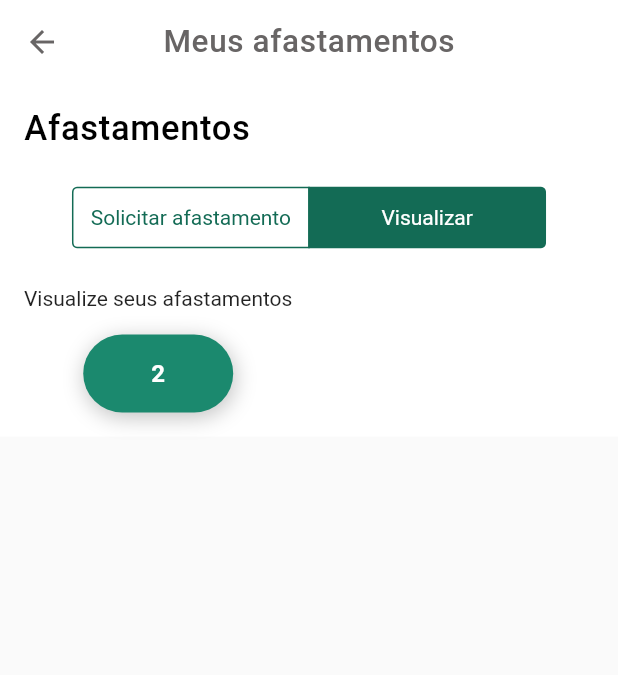
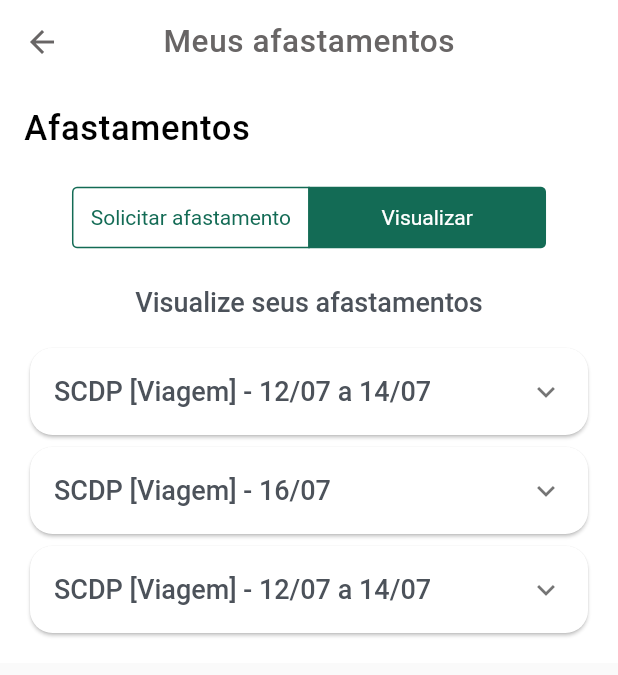
Before and after one commit to Chaicoo/carga-horaria-ifma-app, a Flutter app: the MyAbsencesScreen screen opened directly, after a tap on "Visualizar", on a phone screen of 412 x 824 dp. Shown: the top 675 px of the screen. Run offline on Flutter 3.47's test engine with Material 3 defaults, Android fonts, the phone set to English and light mode, and no system bars; our stand-ins replace file_picker, percent_indicator; Roboto replaces fonts that are missing (Poppins).

Commit message:
feat: add card absences component

```diff
--- /dev/null
+++ b/lib/components/card_absences.dart
@@ -0,0 +1,117 @@
+import 'package:flutter/material.dart';
+
+import 'button.dart';
+
+class ExpandingCardAbsences extends StatefulWidget {
+  final String title;
+  final String rowTitle1;
+  final String rowDescription1;
+  final String rowTitle2;
+  final String rowDescription2;
+  final String rowTitle3;
+  final String rowDescription3;
+
+  const ExpandingCardAbsences({
+    Key? key,
+    required this.title,
+    required this.rowTitle1,
+    required this.rowDescription1,
+    required this.rowTitle2,
+    required this.rowDescription2,
+    required this.rowTitle3,
+    required this.rowDescription3,
+  }) : super(key: key);
+
+  @override
+  _ExpandingCardAbsencesState createState() => _ExpandingCardAbsencesState();
+}
+
+class _ExpandingCardAbsencesState extends State<ExpandingCardAbsences> {
+  bool _isExpanded = false;
+
+  @override
+  Widget build(BuildContext context) {
+    return Card(
+      shape: RoundedRectangleBorder(
+        borderRadius: BorderRadius.circular(15.0),
+      ),
+      child: ExpansionTile(
+        title: SizedBox(
+          child: Text(
+            widget.title,
+            style: const TextStyle(
+              color: Color(0xFF4C525A),
+              fontSize: 18,
+              fontFamily: 'Poppins',
+              fontWeight: FontWeight.w500,
+              height: 0,
+            ),
+          ),
+        ),
+        children: [
+          Padding(
+            padding: const EdgeInsets.all(18.0),
+            child: Column(
+              crossAxisAlignment: CrossAxisAlignment.start,
+              children: [
+                _buildRow(widget.rowTitle1, widget.rowDescription1),
+                _buildDivider(),
+                _buildRow(widget.rowTitle2, widget.rowDescription2),
+                _buildDivider(),
+                _buildRow(widget.rowTitle3, widget.rowDescription3),
+                const SizedBox(height: 16),
+                Button(
+                  label: 'EXCLUIR',
+                  width: 100,
+                  onPressed: () {
+                    // Lógica a ser executada quando o botão for pressionado
+                  },
+                )
+              ],
+            ),
+          ),
+        ],
+        onExpansionChanged: (value) {
+          setState(() {
+            _isExpanded = value;
+          });
+        },
+      ),
+    );
+  }
+
+  Widget _buildRow(String header, String value) {
+    return Column(
+      crossAxisAlignment: CrossAxisAlignment.start,
+      children: [
+        Text(
+          header,
+          style: const TextStyle(
+            color: Color(0xFF4C525A),
+            fontSize: 18,
+            fontFamily: 'Poppins',
+            fontWeight: FontWeight.w500,
+            height: 0,
+          ),
+        ),
+        const SizedBox(height: 8.0),
+        Text(
+          value,
+          style: const TextStyle(
+            color: Color(0xFF758D94),
+            fontSize: 16,
+            fontFamily: 'Poppins',
+            fontWeight: FontWeight.w400,
+            height: 0,
+          ),
+        ),
+      ],
+    );
+  }
+
+  Widget _buildDivider() {
+    return const Divider(
+      color: Color(0xFFD8D8D8),
+    );
+  }
+}
--- a/lib/components/input_file.dart
+++ b/lib/components/input_file.dart
@@ -28,12 +28,12 @@ class _FileInputState extends State<FileInput> {
 
   @override
   Widget build(BuildContext context) {
-    return InkWell(
+    return GestureDetector(
       onTap: _pickFile,
       child: Padding(
-        padding: const EdgeInsets.symmetric(vertical: 8.0),
+        padding: const EdgeInsets.symmetric(vertical: 10.0),
         child: Container(
-          padding: EdgeInsets.all(10.0),
+          padding: const EdgeInsets.all(12.0),
           decoration: BoxDecoration(
             border: Border.all(color: Colors.grey),
             borderRadius: BorderRadius.circular(10.0),
@@ -43,11 +43,9 @@ class _FileInputState extends State<FileInput> {
             children: [
               Row(
                 children: [
-                  Icon(widget.icon),
-                  SizedBox(width: 10.0),
                   Text(
                     widget.label,
-                    style: TextStyle(
+                    style: const TextStyle(
                       color: Color(0xFF4C525A),
                       fontSize: 18,
                       fontFamily: 'Poppins',
@@ -60,15 +58,17 @@ class _FileInputState extends State<FileInput> {
               if (filePath != null)
                 Text(
                   filePath!,
-                  style: TextStyle(
+                  style: const TextStyle(
                     color: Color(0xFF1B896E),
                     fontSize: 16,
                     fontFamily: 'Poppins',
-                    fontWeight: FontWeight.w500,
+                    fontWeight: FontWeight.w400,
                     height: 0,
                     letterSpacing: 0.32,
                   ),
                 ),
+              const SizedBox(width: 10.0),
+              Icon(widget.icon, color: Color(0xFF1B896E)),
             ],
           ),
         ),
--- a/lib/screens/home.dart
+++ b/lib/screens/home.dart
@@ -177,7 +177,7 @@ class HomeScreen extends StatelessWidget {
                   ),
                   const SizedBox(height: 15), // Adjust the spacing as needed
                   Button(
-                    label: 'Sair',
+                    label: 'SAIR',
                     width: 100,
                     onPressed: () {
                       // Lógica a ser executada quando o botão for pressionado
--- a/lib/screens/my_absences.dart
+++ b/lib/screens/my_absences.dart
@@ -3,6 +3,7 @@
 import 'package:flutter/material.dart';
 import 'package:flutter/cupertino.dart';
 import '../components/button.dart';
+import '../components/card_absences.dart';
 import '../components/custom_select.dart';
 import '../components/input_date.dart';
 import '../components/input_file.dart';
@@ -141,9 +142,7 @@ class _MyAbsencesScreenState extends State<MyAbsencesScreen> {
                           Align(
                             alignment: Alignment.center,
                             child: Container(
-                              margin: EdgeInsets.only(
-                                  top:
-                                      16.0),
+                              margin: EdgeInsets.only(top: 16.0),
                               child: Row(
                                 crossAxisAlignment: CrossAxisAlignment.start,
                                 children: [
@@ -187,15 +186,17 @@ class _MyAbsencesScreenState extends State<MyAbsencesScreen> {
                           ),
                           FileInput(
                             label: "Selecione um arquivo:",
-                            icon: Icons.attach_file,
+                            icon: Icons.note_add,
                           ),
+                          SizedBox(height: 16),
                           Button(
                             label: 'SOLICITAR',
                             width: 150,
                             onPressed: () {
                               // Lógica a ser executada quando o botão for pressionado
                             },
-                          )
+                          ),
+                          SizedBox(height: 60),
                         ],
                       )
                     ],
@@ -205,15 +206,47 @@ class _MyAbsencesScreenState extends State<MyAbsencesScreen> {
                   visible: selectedSegment == 1,
                   child: Column(
                     children: [
-                      Text('Visualize seus afastamentos'),
+                      Text(
+                        'Visualize seus afastamentos',
+                        style: const TextStyle(
+                          color: Color(0xFF4C525A),
+                          fontSize: 18,
+                          fontFamily: 'Poppins',
+                          fontWeight: FontWeight.w500,
+                          height: 0,
+                        ),
+                      ),
                       SizedBox(height: 16),
-                      Button(
-                        label: '2',
-                        width: 100,
-                        onPressed: () {
-                          // Lógica a ser executada quando o botão for pressionado
-                        },
-                      )
+                      ExpandingCardAbsences(
+                        title: 'SCDP [Viagem] - 12/07 a 14/07',
+                        rowTitle1: 'Descrição:',
+                        rowDescription1:
+                            'Participação em oficina na SNCT realizada em Imperatriz.',
+                        rowTitle2: 'Horários:',
+                        rowDescription2: 'Row 2 Value',
+                        rowTitle3: 'Status:',
+                        rowDescription3: 'Deferido',
+                      ),
+                      ExpandingCardAbsences(
+                        title: 'SCDP [Viagem] - 16/07',
+                        rowTitle1: 'Descrição:',
+                        rowDescription1:
+                            'Participação em oficina na SNCT realizada em Imperatriz.',
+                        rowTitle2: 'Horários:',
+                        rowDescription2: 'Row 2 Value',
+                        rowTitle3: 'Status:',
+                        rowDescription3: 'Deferido',
+                      ),
+                      ExpandingCardAbsences(
+                        title: 'SCDP [Viagem] - 12/07 a 14/07',
+                        rowTitle1: 'Descrição:',
+                        rowDescription1:
+                            'Participação em oficina na SNCT realizada em Imperatriz.',
+                        rowTitle2: 'Horários:',
+                        rowDescription2: 'Row 2 Value',
+                        rowTitle3: 'Status:',
+                        rowDescription3: 'Deferido',
+                      ),
                     ],
                   ),
                 ),
```
